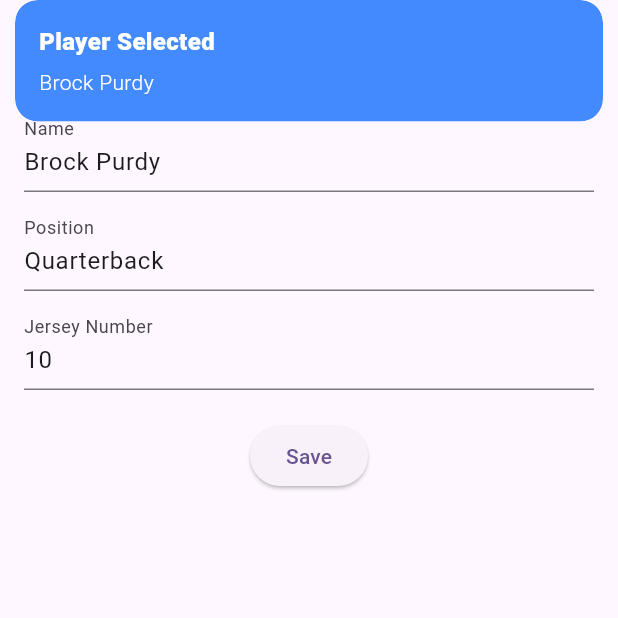
After one commit to Alternate-account-01/Tugas-Flutter, a Flutter app: the FootballPage screen opened by its route, after a tap on "Brock Purdy", on a phone screen of 412 x 824 dp, the top half of it. The commit adds this screen. Run offline on Flutter 3.47's test engine with Material 3 defaults, Android fonts, the phone set to English and light mode, and no system bars; our stand-ins replace get.

Commit message:
feat : [MAF] la-liga

```diff
--- /dev/null
+++ b/lib/controllers/football_controller.dart
@@ -0,0 +1,25 @@
+import 'package:get/get.dart';
+import 'models/football_model.dart';
+
+class FootballController extends GetxController {
+  var players = <FootballModel>[
+    FootballModel(
+      profileImage: "assets/chitos.png",
+      name: 'Brock Purdy',
+      position: 'Quarterback',
+      jerseyNumber: 10,
+    ),
+    FootballModel(
+      profileImage: "assets/chitos.png",
+      name: 'Joe Burrow',
+      position: 'Quarterback',
+      jerseyNumber: 7,
+    ),
+    FootballModel(
+      profileImage: "assets/chitos.png",
+      name: 'Patrick Mahomes',
+      position: 'Quarterback',
+      jerseyNumber: 11,
+    ),
+  ].obs;
+}
--- /dev/null
+++ b/lib/controllers/football_edit_controller.dart
@@ -0,0 +1,39 @@
+import 'package:get/get.dart';
+import '../controllers/football_controller.dart';
+import 'models/football_model.dart';
+
+class FootballEditController extends GetxController {
+  final FootballController footballController = Get.find();
+
+  late int playerIndex;
+  late FootballModel player;
+
+  // Form fields
+  var name = ''.obs;
+  var position = ''.obs;
+  var jerseyNumber = 0.obs;
+  var profileImage = ''.obs;
+
+  @override
+  void onInit() {
+    super.onInit();
+    var args = Get.arguments;
+    player = args['player'];
+    playerIndex = args['index'];
+
+    name.value = player.name;
+    position.value = player.position;
+    jerseyNumber.value = player.jerseyNumber;
+    profileImage.value = player.profileImage;
+  }
+
+  void savePlayer() {
+    footballController.players[playerIndex] = FootballModel(
+      name: name.value,
+      position: position.value,
+      jerseyNumber: jerseyNumber.value,
+      profileImage: profileImage.value,
+    );
+    Get.back();
+  }
+}
--- /dev/null
+++ b/lib/controllers/models/football_model.dart
@@ -0,0 +1,13 @@
+class FootballModel {
+  final String profileImage;
+  final String name;
+  final String position;
+  final int jerseyNumber;
+
+  FootballModel({
+    required this.profileImage,
+    required this.name,
+    required this.position,
+    required this.jerseyNumber,
+  });
+}
--- a/lib/main.dart
+++ b/lib/main.dart
@@ -1,4 +1,6 @@
 import 'package:flutter/material.dart';
+import 'package:flutter_the_second/routes/patches.dart';
+import 'package:flutter_the_second/routes/routes.dart';
 import 'package:get/get.dart';
 import 'package:flutter_the_second/login_page.dart';
 import 'package:flutter_the_second/pages/calculator_page.dart';
@@ -18,7 +20,8 @@ class MyApp extends StatelessWidget {
         colorScheme: ColorScheme.fromSeed(seedColor: Colors.deepPurple),
         useMaterial3: true,
       ),
-      home: CalculatorPage(),
+      initialRoute: AppRoutes.calculator,
+      getPages: AppPage.pages,
       debugShowCheckedModeBanner: false,
     );
   }
--- a/lib/pages/calculator_page.dart
+++ b/lib/pages/calculator_page.dart
@@ -1,4 +1,5 @@
 import 'package:flutter/material.dart';
+import 'package:flutter_the_second/routes/routes.dart';
 import 'package:get/get.dart';
 import 'package:flutter_the_second/widget/widget_button.dart';
 import 'package:flutter_the_second/widget/widge_TextField.dart';
@@ -56,7 +57,15 @@ class CalculatorPage extends StatelessWidget {
                   style: const TextStyle(fontSize: 24, fontWeight: FontWeight.bold),
                 )),
             const SizedBox(height: 20),
-            CustomButton(text: 'Clear', onPressed: controller.clear),
+
+            // Fixed: combine actions in one onPressed
+            CustomButton(
+              text: 'Move to Football Player',
+              onPressed: () {
+                controller.clear();
+                Get.offAllNamed(AppRoutes.footballplayers);
+              },
+            ),
           ],
         ),
       ),
--- /dev/null
+++ b/lib/pages/football_edit_page.dart
@@ -0,0 +1,70 @@
+import 'package:flutter/material.dart';
+import 'package:get/get.dart';
+import '../controllers/football_edit_controller.dart';
+
+class FootballEditPage extends StatelessWidget {
+  FootballEditPage({super.key});
+
+  final FootballEditController controller = Get.put(FootballEditController());
+
+  @override
+  Widget build(BuildContext context) {
+    return Scaffold(
+      appBar: AppBar(title: const Text("Edit Player")),
+      body: Padding(
+        padding: const EdgeInsets.all(16.0),
+        child: Column(
+          children: [
+            Obx(
+              () => TextField(
+                decoration: const InputDecoration(labelText: "Name"),
+                controller: TextEditingController(text: controller.name.value)
+                  ..selection = TextSelection.fromPosition(
+                    TextPosition(offset: controller.name.value.length),
+                  ),
+                onChanged: (val) => controller.name.value = val,
+              ),
+            ),
+            const SizedBox(height: 10),
+            Obx(
+              () => TextField(
+                decoration: const InputDecoration(labelText: "Position"),
+                controller:
+                    TextEditingController(text: controller.position.value)
+                      ..selection = TextSelection.fromPosition(
+                        TextPosition(offset: controller.position.value.length),
+                      ),
+                onChanged: (val) => controller.position.value = val,
+              ),
+            ),
+            const SizedBox(height: 10),
+            Obx(
+              () => TextField(
+                decoration: const InputDecoration(labelText: "Jersey Number"),
+                keyboardType: TextInputType.number,
+                controller:
+                    TextEditingController(
+                        text: controller.jerseyNumber.value.toString(),
+                      )
+                      ..selection = TextSelection.fromPosition(
+                        TextPosition(
+                          offset: controller.jerseyNumber.value
+                              .toString()
+                              .length,
+                        ),
+                      ),
+                onChanged: (val) =>
+                    controller.jerseyNumber.value = int.tryParse(val) ?? 0,
+              ),
+            ),
+            const SizedBox(height: 20),
+            ElevatedButton(
+              onPressed: () => controller.savePlayer(),
+              child: const Text("Save"),
+            ),
+          ],
+        ),
+      ),
+    );
+  }
+}
--- /dev/null
+++ b/lib/pages/football_page.dart
@@ -0,0 +1,56 @@
+import 'package:flutter/material.dart';
+import 'package:flutter_the_second/controllers/football_controller.dart';
+import 'package:flutter_the_second/routes/routes.dart';
+import 'package:get/get.dart';
+
+class FootballPage extends StatelessWidget {
+  FootballPage({super.key});
+
+  final FootballController controller = Get.put(FootballController());
+
+  @override
+  Widget build(BuildContext context) {
+    return Scaffold(
+      appBar: AppBar(title: const Text("Football Players")),
+      body: Container(
+        margin: const EdgeInsets.all(10),
+        child: Obx(
+          () => ListView.builder(
+            itemCount: controller.players.length,
+            itemBuilder: (context, index) {
+              final player = controller.players[index];
+              return Container(
+                margin: const EdgeInsets.all(5),
+                child: Card(
+                  child: ListTile(
+                    onTap: () {
+                      Get.snackbar(
+                        "Player Selected",
+                        player.name,
+                        snackPosition: SnackPosition.TOP,
+                        backgroundColor: Colors.blueAccent,
+                        colorText: Colors.white,
+                      );
+
+                      Get.toNamed(
+                        AppRoutes.editfootballplayers,
+                        arguments: {'player': player, 'index': index},
+                      );
+                    },
+                    leading: CircleAvatar(
+                      backgroundImage: AssetImage(player.profileImage),
+                    ),
+                    title: Text(player.name),
+                    subtitle: Text(
+                      "${player.position} • #${player.jerseyNumber}",
+                    ),
+                  ),
+                ),
+              );
+            },
+          ),
+        ),
+      ),
+    );
+  }
+}
--- /dev/null
+++ b/lib/routes/patches.dart
@@ -0,0 +1,16 @@
+import 'package:flutter/widgets.dart';
+import 'package:flutter_the_second/pages/calculator_page.dart';
+import 'package:flutter_the_second/pages/football_edit_page.dart';
+import 'package:flutter_the_second/pages/football_page.dart';
+import 'package:flutter_the_second/routes/routes.dart';
+import 'package:get/route_manager.dart';
+
+class AppPage {
+  //list or array
+  static final pages = [
+   GetPage(name: AppRoutes.calculator, page: () => CalculatorPage()),
+   GetPage(name: AppRoutes.footballplayers, page: () => FootballPage()),
+   GetPage(name: AppRoutes.editfootballplayers, page: () => FootballEditPage()),
+  ];
+
+}
--- /dev/null
+++ b/lib/routes/routes.dart
@@ -0,0 +1,6 @@
+class AppRoutes {
+ static const String calculator = '/calculator';
+  static const String footballplayers = '/footballplayers';
+  static const String editfootballplayers = '/editfootballplayers';
+  //fuck.....
+}
--- a/pubspec.yaml
+++ b/pubspec.yaml
@@ -59,9 +59,9 @@ flutter:
   uses-material-design: true
 
   # To add assets to your application, add an assets section, like this:
-  # assets:
-  #   - images/a_dot_burr.jpeg
-  #   - images/a_dot_ham.jpeg
+  assets:
+    - assets/chitos.png
+
 
   # An image asset can refer to one or more resolution-specific "variants", see
   # https://flutter.dev/to/resolution-aware-images
```
Also changed, not shown: assets/chitos.png (added).
